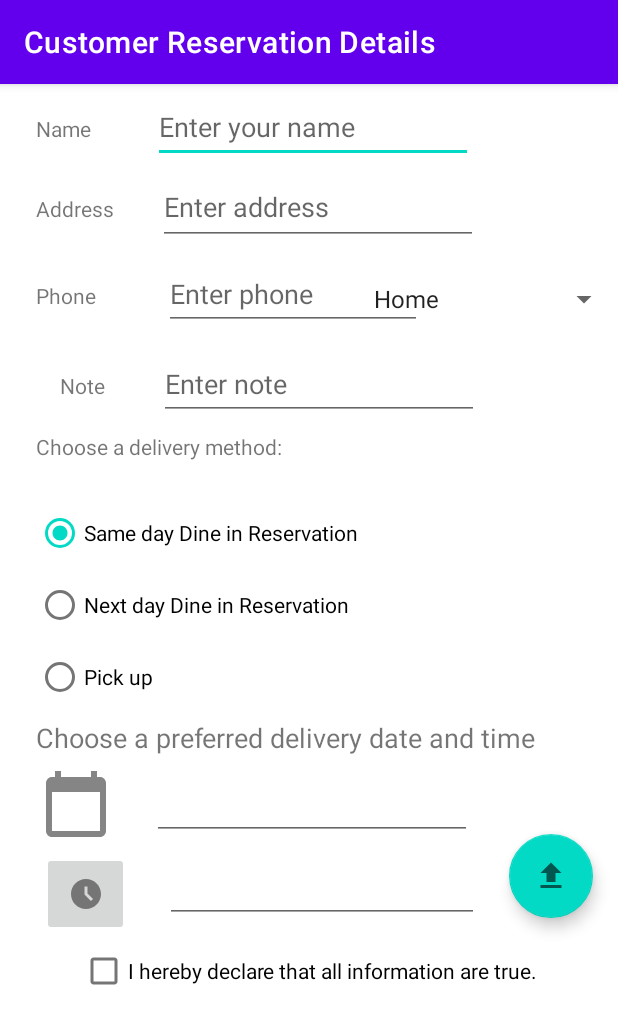
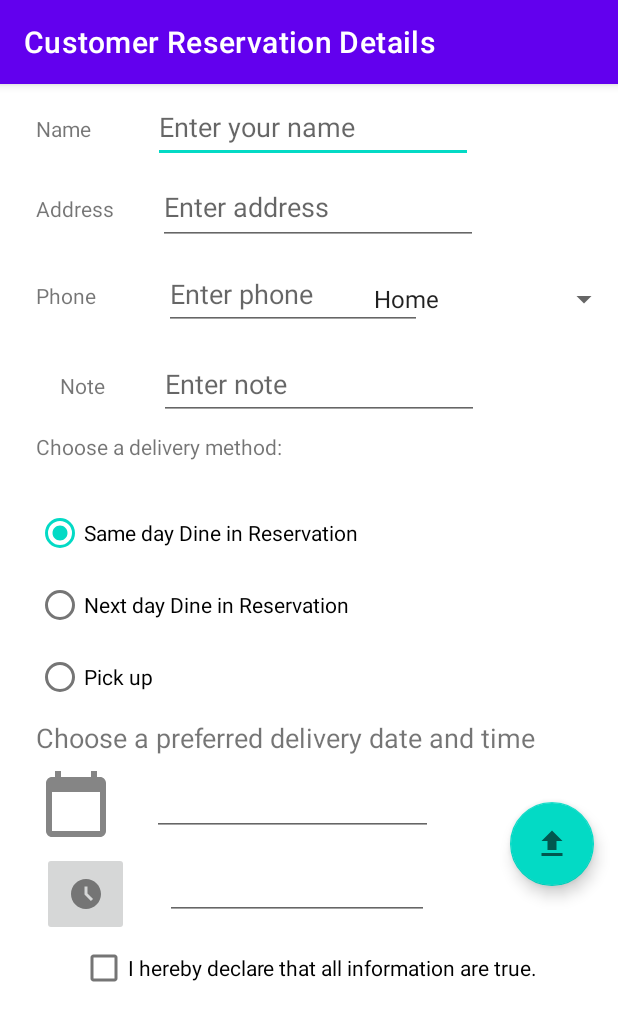
Before and after one commit to Danrockz777/Assign2, an Android app: the viewReservation screen opened directly, with no data from a screen before it, on a phone screen of 412 x 824 dp. Shown: the top 1024 px of the screen. Run offline under Robolectric (Android 15) with nearby library versions, the phone set to English and light mode, and no system bars.

Commit message:
Adjusted the floating button.

```diff
--- a/app/src/main/res/layout/activity_view_reservation.xml
+++ b/app/src/main/res/layout/activity_view_reservation.xml
@@ -170,8 +170,8 @@
 
     <EditText
         android:id="@+id/date_text"
-        android:layout_width="wrap_content"
-        android:layout_height="wrap_content"
+        android:layout_width="187dp"
+        android:layout_height="45dp"
         android:layout_marginStart="20dp"
         android:layout_marginTop="8dp"
         android:ems="10"
@@ -208,8 +208,8 @@
 
     <EditText
         android:id="@+id/time_text"
-        android:layout_width="209dp"
-        android:layout_height="47dp"
+        android:layout_width="176dp"
+        android:layout_height="48dp"
         android:layout_marginStart="24dp"
         android:layout_marginTop="8dp"
         android:ems="10"
@@ -236,15 +236,16 @@
         android:id="@+id/uploadButton"
         android:layout_width="wrap_content"
         android:layout_height="wrap_content"
-        android:layout_marginStart="20dp"
-        android:layout_marginTop="44dp"
-        android:layout_marginEnd="16dp"
+        android:layout_marginStart="16dp"
+        android:layout_marginTop="20dp"
         android:clickable="true"
         android:onClick="upload"
+        app:layout_constraintBottom_toBottomOf="parent"
         app:layout_constraintEnd_toEndOf="parent"
-        app:layout_constraintHorizontal_bias="0.0"
-        app:layout_constraintStart_toEndOf="@+id/time_text"
+        app:layout_constraintHorizontal_bias="0.952"
+        app:layout_constraintStart_toStartOf="parent"
         app:layout_constraintTop_toTopOf="@+id/date_text"
+        app:layout_constraintVertical_bias="0.01"
         app:srcCompat="@drawable/ic_upload"
         tools:ignore="SpeakableTextPresentCheck" />
 
--- a/app/src/main/res/values/strings.xml
+++ b/app/src/main/res/values/strings.xml
@@ -7,7 +7,7 @@
         <item>Wear Face Mask</item>
         <item>Keep Distance</item>
         <item>2 per Table</item>
-        <item>Scan with MySejahetera</item>
+        <item>Scan with MySejahtera</item>
     </string-array>
     <string-array name="description">
         <item>Make sure to sanitize you hands prior and after
```
